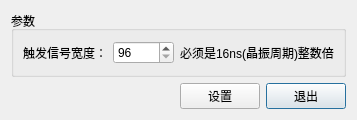
Before: the Qt Designer form signalwidthsetting.ui in MrXiaomao/HardXrayCamera, drawn with Qt 5.
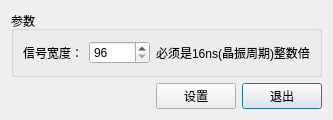
After: the same form once the commit is applied.

```diff
--- a/signalwidthsetting.ui
+++ b/signalwidthsetting.ui
@@ -36,7 +36,7 @@
       <item row="0" column="0">
        <widget class="QLabel" name="label">
         <property name="text">
-         <string>触发信号宽度：</string>
+         <string>信号宽度：</string>
         </property>
        </widget>
       </item>
```
Left out of the diff: 2 changed lines with no effect on the pictures.
